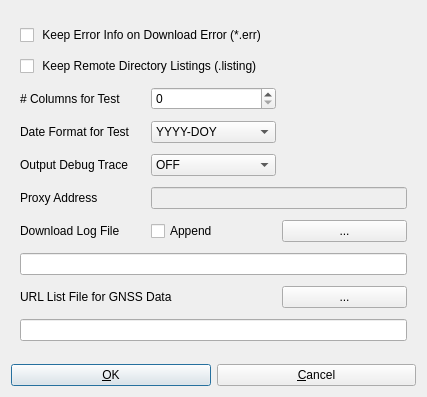
Before: the Qt Designer form app/qtapp/rtkget_qt/getoptdlg.ui in lhuisman/myRTKLIB, drawn with Qt 5.
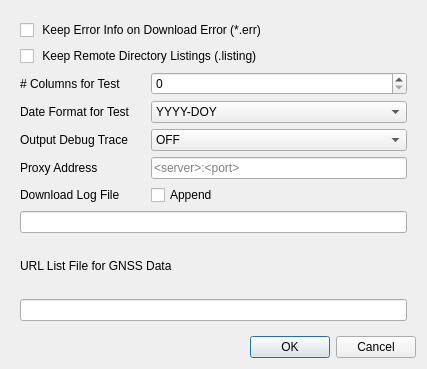
After: the same form once the commit is applied.

The edit to the form file:
```diff
--- a/app/qtapp/rtkget_qt/getoptdlg.ui
+++ b/app/qtapp/rtkget_qt/getoptdlg.ui
@@ -7,7 +7,7 @@
     <x>0</x>
     <y>0</y>
     <width>427</width>
-    <height>397</height>
+    <height>369</height>
    </rect>
   </property>
   <property name="windowTitle">
@@ -36,16 +36,6 @@
         </property>
        </widget>
       </item>
-      <item row="9" column="2">
-       <widget class="QPushButton" name="btnUrlFile">
-        <property name="toolTip">
-         <string/>
-        </property>
-        <property name="text">
-         <string>...</string>
-        </property>
-       </widget>
-      </item>
       <item row="0" column="0" colspan="2">
        <widget class="QCheckBox" name="cBKeepErr">
         <property name="toolTip">
@@ -66,16 +56,6 @@
         </property>
        </widget>
       </item>
-      <item row="7" column="2">
-       <widget class="QPushButton" name="btnLogFile">
-        <property name="toolTip">
-         <string/>
-        </property>
-        <property name="text">
-         <string>...</string>
-        </property>
-       </widget>
-      </item>
       <item row="9" column="0" colspan="2">
        <widget class="QLabel" name="label1">
         <property name="toolTip">
@@ -106,28 +86,6 @@
         </property>
        </widget>
       </item>
-      <item row="4" column="1">
-       <widget class="QComboBox" name="cBDateFormat">
-        <property name="toolTip">
-         <string>Date format for test to generate files</string>
-        </property>
-        <item>
-         <property name="text">
-          <string>YYYY-DOY</string>
-         </property>
-        </item>
-        <item>
-         <property name="text">
-          <string>YYYY/mm/dd</string>
-         </property>
-        </item>
-        <item>
-         <property name="text">
-          <string>Week</string>
-         </property>
-        </item>
-       </widget>
-      </item>
       <item row="10" column="0" colspan="3">
        <widget class="QLineEdit" name="lEUrlFilename">
         <property name="toolTip">
@@ -175,7 +133,52 @@
         </property>
        </widget>
       </item>
-      <item row="5" column="1">
+      <item row="6" column="1" colspan="2">
+       <widget class="QLineEdit" name="lEProxy">
+        <property name="toolTip">
+         <string>Address of proxy server</string>
+        </property>
+        <property name="placeholderText">
+         <string>&lt;server&gt;:&lt;port&gt;</string>
+        </property>
+        <property name="clearButtonEnabled">
+         <bool>true</bool>
+        </property>
+       </widget>
+      </item>
+      <item row="3" column="1" colspan="2">
+       <widget class="QSpinBox" name="sBTestColumnCount">
+        <property name="toolTip">
+         <string>Number of columns for test</string>
+        </property>
+        <property name="maximum">
+         <number>200</number>
+        </property>
+       </widget>
+      </item>
+      <item row="4" column="1" colspan="2">
+       <widget class="QComboBox" name="cBDateFormat">
+        <property name="toolTip">
+         <string>Date format for test to generate files</string>
+        </property>
+        <item>
+         <property name="text">
+          <string>YYYY-DOY</string>
+         </property>
+        </item>
+        <item>
+         <property name="text">
+          <string>YYYY/mm/dd</string>
+         </property>
+        </item>
+        <item>
+         <property name="text">
+          <string>Week</string>
+         </property>
+        </item>
+       </widget>
+      </item>
+      <item row="5" column="1" colspan="2">
        <widget class="QComboBox" name="cBTraceLevel">
         <property name="toolTip">
          <string>Level of details for debug trace</string>
@@ -212,77 +215,14 @@
         </item>
        </widget>
       </item>
-      <item row="6" column="1" colspan="2">
-       <widget class="QLineEdit" name="lEProxy">
-        <property name="enabled">
-         <bool>false</bool>
-        </property>
-        <property name="toolTip">
-         <string>Address of proxy server</string>
-        </property>
-       </widget>
-      </item>
-      <item row="3" column="1">
-       <widget class="QSpinBox" name="sBTestColumnCount">
-        <property name="toolTip">
-         <string>Number of columns for test</string>
-        </property>
-        <property name="maximum">
-         <number>200</number>
-        </property>
-       </widget>
-      </item>
      </layout>
     </widget>
    </item>
    <item>
-    <widget class="QWidget" name="widget" native="true">
-     <property name="sizePolicy">
-      <sizepolicy hsizetype="Preferred" vsizetype="Fixed">
-       <horstretch>0</horstretch>
-       <verstretch>0</verstretch>
-      </sizepolicy>
+    <widget class="QDialogButtonBox" name="buttonBox">
+     <property name="standardButtons">
+      <set>QDialogButtonBox::Cancel|QDialogButtonBox::Ok</set>
      </property>
-     <layout class="QHBoxLayout" name="horizontalLayout">
-      <property name="leftMargin">
-       <number>0</number>
-      </property>
-      <property name="topMargin">
-       <number>0</number>
-      </property>
-      <property name="rightMargin">
-       <number>0</number>
-      </property>
-      <property name="bottomMargin">
-       <number>0</number>
-      </property>
-      <item>
-       <widget class="QPushButton" name="btnOk">
-        <property name="toolTip">
-         <string/>
-        </property>
-        <property name="text">
-         <string>&amp;OK</string>
-        </property>
-        <property name="autoDefault">
-         <bool>true</bool>
-        </property>
-        <property name="default">
-         <bool>true</bool>
-        </property>
-       </widget>
-      </item>
-      <item>
-       <widget class="QPushButton" name="btnCancel">
-        <property name="toolTip">
-         <string/>
-        </property>
-        <property name="text">
-         <string>&amp;Cancel</string>
-        </property>
-       </widget>
-      </item>
-     </layout>
     </widget>
    </item>
   </layout>
```
Left out of the diff: 10 changed lines with no effect on the pictures.
